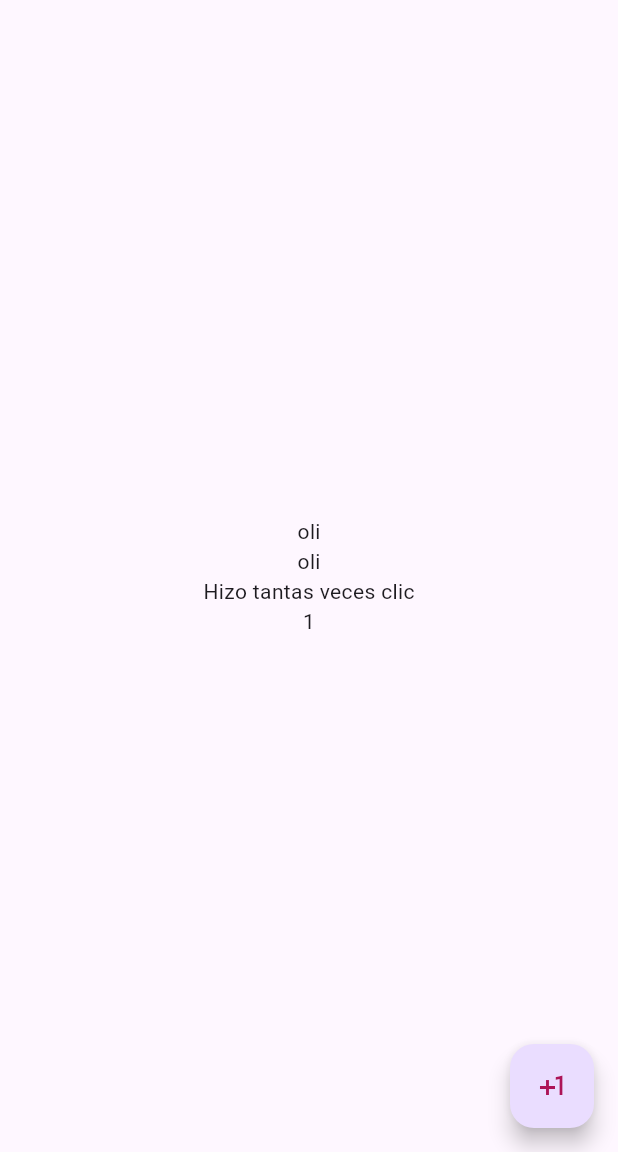
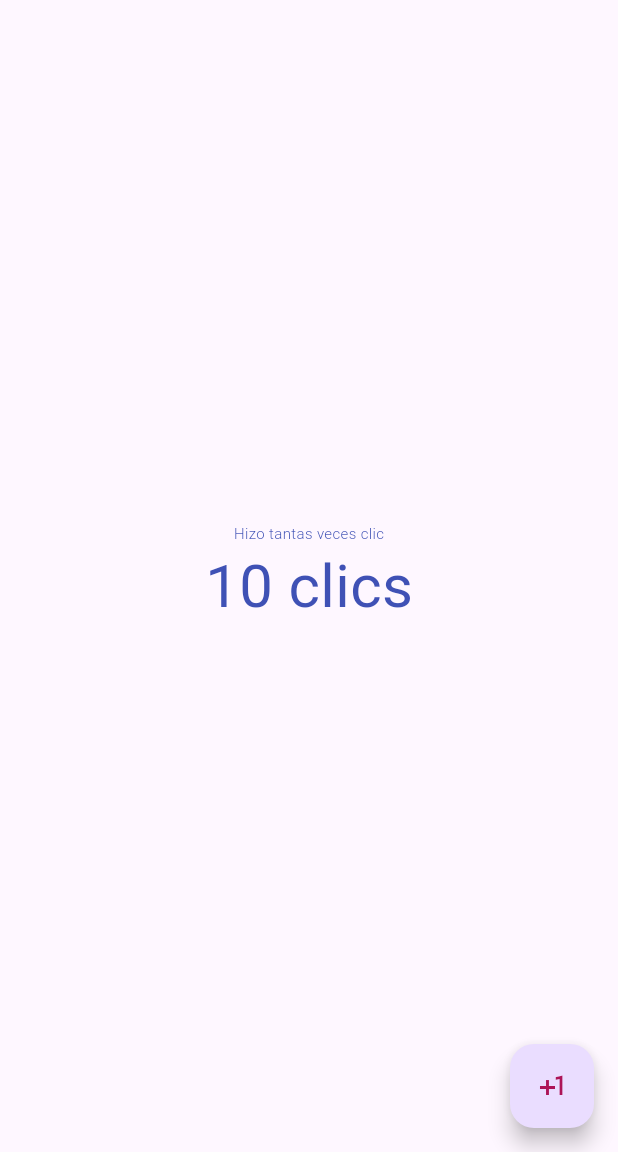
Before and after one commit to jalvarenga-unah/IS513-IIPAC-2024, a Flutter app: the screen it shows after launch, on a phone screen of 412 x 824 dp, the part 84-1236 px from its top. Run offline on Flutter 3.47's test engine with Material 3 defaults, Android fonts, the phone set to English and light mode, and no system bars.

Commit message:
Manejo de estados

```diff
--- a/intro-flutter/mi_primer_app/lib/main.dart
+++ b/intro-flutter/mi_primer_app/lib/main.dart
@@ -7,9 +7,18 @@ void main() {
 // 1. StatefullWidget (con estado)
 // 2. StatelessWidget (sin estado)
 
-class MyApp extends StatelessWidget {
+class MyApp extends StatefulWidget {
+  @override
+  State createState() => _MyAppState();
+}
+
+class _MyAppState extends State<MyApp> {
+  int contador = 10;
+
   @override
   Widget build(BuildContext context) {
+    final estilo = TextStyle(fontSize: 40, color: Colors.indigo);
+
     return MaterialApp(
       title: 'Mi primer app',
       debugShowCheckedModeBanner: false,
@@ -28,16 +37,20 @@ class MyApp extends StatelessWidget {
           child: Container(
             // color: Colors.red,
             width: MediaQuery.of(context).size.width,
-            child: const Column(
+            child: Column(
               mainAxisSize: MainAxisSize.min,
               mainAxisAlignment: MainAxisAlignment.center,
               crossAxisAlignment: CrossAxisAlignment.center,
               children: [
-                Text('oli'),
-                Text('oli'),
-                Text('Hizo tantas veces clic'),
                 Text(
-                  '1',
+                  'Hizo tantas veces clic',
+                  style: estilo.copyWith(
+                      fontSize: contador.toDouble(),
+                      fontWeight: FontWeight.w300),
+                ),
+                Text(
+                  '$contador clics',
+                  style: estilo,
                 ),
               ],
             ),
@@ -47,7 +60,12 @@ class MyApp extends StatelessWidget {
         //     FloatingActionButtonLocation.miniCenterTop,
         floatingActionButton: FloatingActionButton(
           onPressed: () {
-            print('oliii');
+            // if (contador > 14) return;
+
+            contador++;
+
+            // notifica al widget que sus propiedades cambiaron
+            setState(() {});
           },
           child: Icon(
             Icons.plus_one,
```
